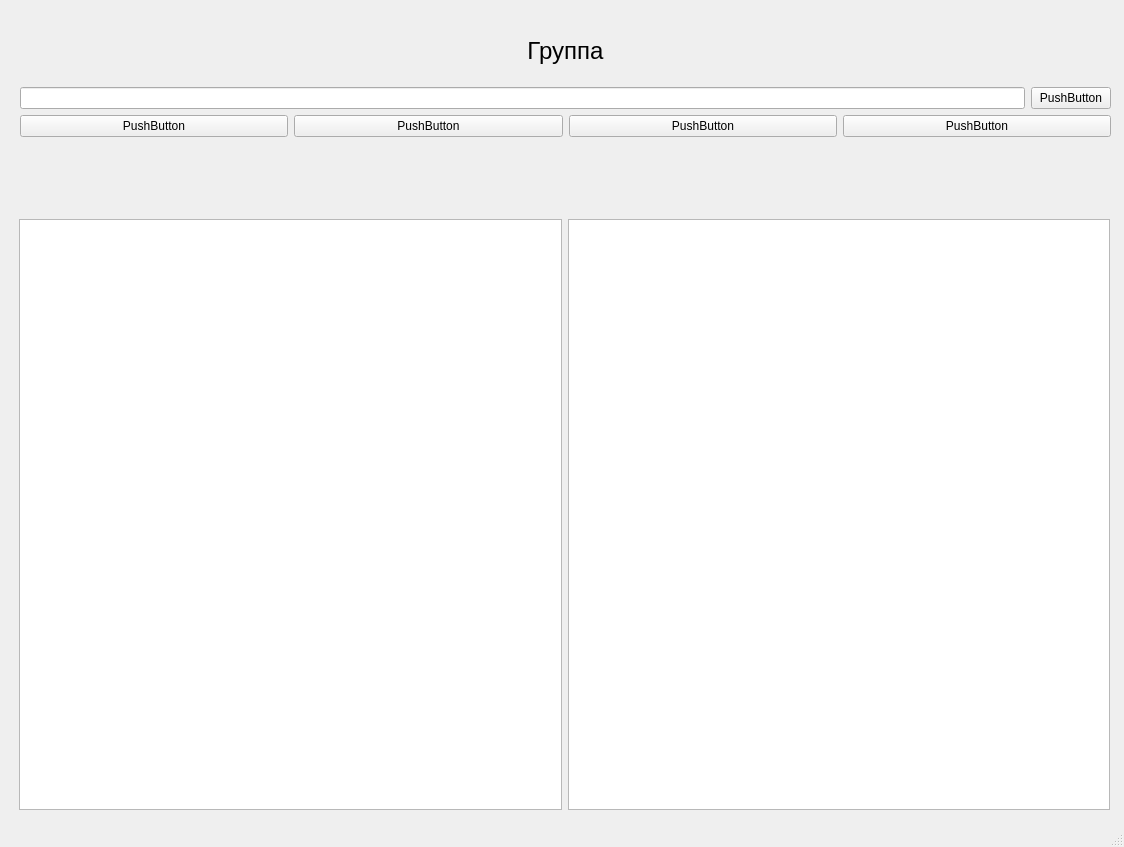
Qt form UI_files/maiwindo.ui (Vofanchik/AptecnyiSklad) before a commit.
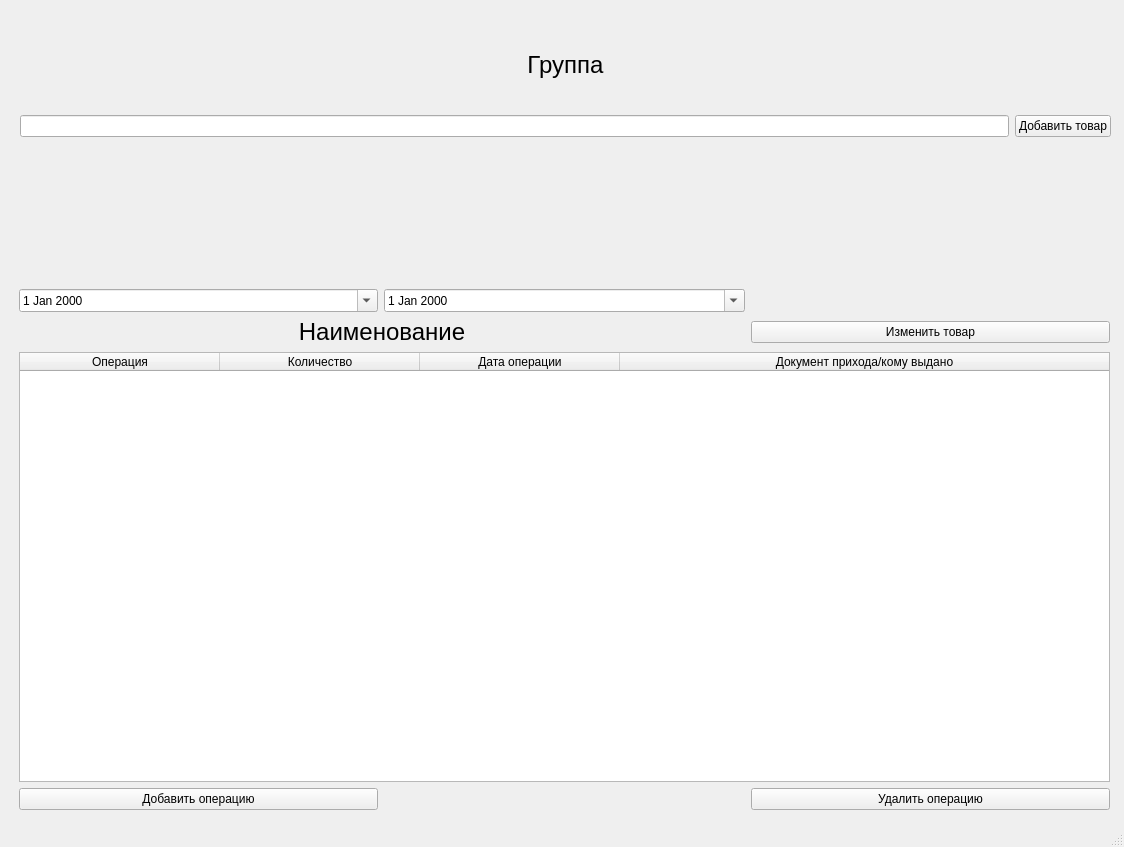
The same form after that commit.

Commit message: Dialog add item added

What changed in the file:
```diff
--- a/UI_files/maiwindo.ui
+++ b/UI_files/maiwindo.ui
@@ -18,17 +18,108 @@
     <property name="geometry">
      <rect>
       <x>19</x>
-      <y>219</y>
+      <y>289</y>
       <width>1091</width>
-      <height>591</height>
+      <height>521</height>
      </rect>
     </property>
     <layout class="QGridLayout" name="gridLayout">
+     <item row="1" column="0" colspan="2">
+      <layout class="QHBoxLayout" name="horizontalLayout_3">
+       <item>
+        <widget class="QLabel" name="label_2">
+         <property name="font">
+          <font>
+           <pointsize>18</pointsize>
+          </font>
+         </property>
+         <property name="text">
+          <string>Наименование</string>
+         </property>
+         <property name="alignment">
+          <set>Qt::AlignCenter</set>
+         </property>
+        </widget>
+       </item>
+      </layout>
+     </item>
+     <item row="3" column="0">
+      <layout class="QHBoxLayout" name="horizontalLayout">
+       <item>
+        <widget class="QPushButton" name="pushButton_3">
+         <property name="text">
+          <string>Добавить операцию</string>
+         </property>
+        </widget>
+       </item>
+      </layout>
+     </item>
+     <item row="2" column="0" colspan="3">
+      <widget class="QTableWidget" name="tableWidget_2">
+       <property name="sizeAdjustPolicy">
+        <enum>QAbstractScrollArea::AdjustToContentsOnFirstShow</enum>
+       </property>
+       <attribute name="horizontalHeaderMinimumSectionSize">
+        <number>55</number>
+       </attribute>
+       <attribute name="horizontalHeaderDefaultSectionSize">
+        <number>200</number>
+       </attribute>
+       <attribute name="horizontalHeaderStretchLastSection">
+        <bool>true</bool>
+       </attribute>
+       <attribute name="verticalHeaderDefaultSectionSize">
+        <number>40</number>
+       </attribute>
+       <column>
+        <property name="text">
+         <string>Операция</string>
+        </property>
+       </column>
+       <column>
+        <property name="text">
+         <string>Количество</string>
+        </property>
+       </column>
+       <column>
+        <property name="text">
+         <string>Дата операции</string>
+        </property>
+       </column>
+       <column>
+        <property name="text">
+         <string>Документ прихода/кому выдано</string>
+        </property>
+       </column>
+      </widget>
+     </item>
+     <item row="1" column="2">
+      <widget class="QPushButton" name="pushButton">
+       <property name="text">
+        <string>Изменить товар</string>
+       </property>
+      </widget>
+     </item>
+     <item row="3" column="2">
+      <widget class="QPushButton" name="pushButton_2">
+       <property name="text">
+        <string>Удалить операцию</string>
+       </property>
+      </widget>
+     </item>
      <item row="0" column="0">
-      <widget class="QTableWidget" name="tableWidget_2"/>
+      <widget class="QDateEdit" name="dateEdit">
+       <property name="calendarPopup">
+        <bool>true</bool>
+       </property>
+      </widget>
      </item>
      <item row="0" column="1">
-      <widget class="QTableWidget" name="tableWidget"/>
+      <widget class="QDateEdit" name="dateEdit_2">
+       <property name="calendarPopup">
+        <bool>true</bool>
+       </property>
+      </widget>
      </item>
     </layout>
    </widget>
@@ -65,48 +156,12 @@
        <item>
         <widget class="QPushButton" name="pushButton_5">
          <property name="text">
-          <string>PushButton</string>
+          <string>Добавить товар</string>
          </property>
         </widget>
        </item>
       </layout>
      </item>
-     <item>
-      <layout class="QVBoxLayout" name="verticalLayout">
-       <item>
-        <layout class="QHBoxLayout" name="horizontalLayout">
-         <item>
-          <widget class="QPushButton" name="pushButton">
-           <property name="text">
-            <string>PushButton</string>
-           </property>
-          </widget>
-         </item>
-         <item>
-          <widget class="QPushButton" name="pushButton_2">
-           <property name="text">
-            <string>PushButton</string>
-           </property>
-          </widget>
-         </item>
-         <item>
-          <widget class="QPushButton" name="pushButton_3">
-           <property name="text">
-            <string>PushButton</string>
-           </property>
-          </widget>
-         </item>
-         <item>
-          <widget class="QPushButton" name="pushButton_4">
-           <property name="text">
-            <string>PushButton</string>
-           </property>
-          </widget>
-         </item>
-        </layout>
-       </item>
-      </layout>
-     </item>
     </layout>
    </widget>
   </widget>
```
The commit also changes 5 other files.
